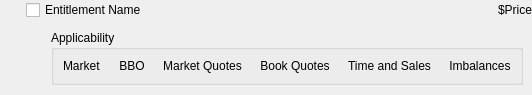
spiretrading/nexus, file Applications/Lollipop/Source/AccountViewer/EntitlementEntryWidget.ui: the form before one commit.
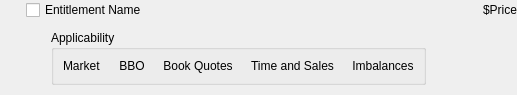
The form after the commit. Custom widgets are drawn as their Qt base class.

```diff
--- a/Applications/Lollipop/Source/AccountViewer/EntitlementEntryWidget.ui
+++ b/Applications/Lollipop/Source/AccountViewer/EntitlementEntryWidget.ui
@@ -23,7 +23,16 @@
    <property name="spacing">
     <number>0</number>
    </property>
-   <property name="margin">
+   <property name="leftMargin">
+    <number>0</number>
+   </property>
+   <property name="topMargin">
+    <number>0</number>
+   </property>
+   <property name="rightMargin">
+    <number>0</number>
+   </property>
+   <property name="bottomMargin">
     <number>0</number>
    </property>
    <item>
@@ -158,55 +167,7 @@
            <property name="verticalSpacing">
             <number>4</number>
            </property>
-           <item row="0" column="1">
-            <widget class="QLabel" name="m_bboLabel">
-             <property name="sizePolicy">
-              <sizepolicy hsizetype="Preferred" vsizetype="Maximum">
-               <horstretch>0</horstretch>
-               <verstretch>0</verstretch>
-              </sizepolicy>
-             </property>
-             <property name="text">
-              <string>BBO</string>
-             </property>
-             <property name="alignment">
-              <set>Qt::AlignCenter</set>
-             </property>
-            </widget>
-           </item>
-           <item row="0" column="2">
-            <widget class="QLabel" name="m_marketQuotesLabel">
-             <property name="sizePolicy">
-              <sizepolicy hsizetype="Preferred" vsizetype="Maximum">
-               <horstretch>0</horstretch>
-               <verstretch>0</verstretch>
-              </sizepolicy>
-             </property>
-             <property name="text">
-              <string>Market Quotes</string>
-             </property>
-             <property name="alignment">
-              <set>Qt::AlignCenter</set>
-             </property>
-            </widget>
-           </item>
            <item row="0" column="3">
-            <widget class="QLabel" name="m_bookQuotesLabel">
-             <property name="sizePolicy">
-              <sizepolicy hsizetype="Preferred" vsizetype="Maximum">
-               <horstretch>0</horstretch>
-               <verstretch>0</verstretch>
-              </sizepolicy>
-             </property>
-             <property name="text">
-              <string>Book Quotes</string>
-             </property>
-             <property name="alignment">
-              <set>Qt::AlignCenter</set>
-             </property>
-            </widget>
-           </item>
-           <item row="0" column="4">
             <widget class="QLabel" name="m_timeAndSalesLabel">
              <property name="sizePolicy">
               <sizepolicy hsizetype="Preferred" vsizetype="Maximum">
@@ -222,7 +183,7 @@
              </property>
             </widget>
            </item>
-           <item row="0" column="5">
+           <item row="0" column="4">
             <widget class="QLabel" name="m_imbalancesLabel">
              <property name="sizePolicy">
               <sizepolicy hsizetype="Preferred" vsizetype="Maximum">
@@ -238,6 +199,22 @@
              </property>
             </widget>
            </item>
+           <item row="0" column="2">
+            <widget class="QLabel" name="m_bookQuotesLabel">
+             <property name="sizePolicy">
+              <sizepolicy hsizetype="Preferred" vsizetype="Maximum">
+               <horstretch>0</horstretch>
+               <verstretch>0</verstretch>
+              </sizepolicy>
+             </property>
+             <property name="text">
+              <string>Book Quotes</string>
+             </property>
+             <property name="alignment">
+              <set>Qt::AlignCenter</set>
+             </property>
+            </widget>
+           </item>
            <item row="0" column="0">
             <widget class="QLabel" name="m_marketLabel">
              <property name="sizePolicy">
@@ -251,6 +228,22 @@
              </property>
             </widget>
            </item>
+           <item row="0" column="1">
+            <widget class="QLabel" name="m_bboLabel">
+             <property name="sizePolicy">
+              <sizepolicy hsizetype="Preferred" vsizetype="Maximum">
+               <horstretch>0</horstretch>
+               <verstretch>0</verstretch>
+              </sizepolicy>
+             </property>
+             <property name="text">
+              <string>BBO</string>
+             </property>
+             <property name="alignment">
+              <set>Qt::AlignCenter</set>
+             </property>
+            </widget>
+           </item>
           </layout>
          </item>
         </layout>
```
